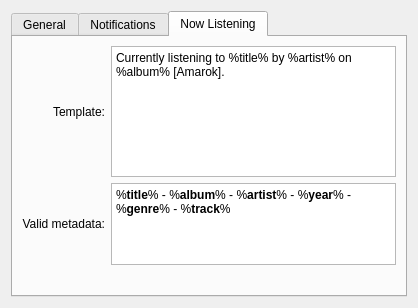
Above: choqok/prefs_base.ui from KDE/choqok before the change. Below: the same form after it.
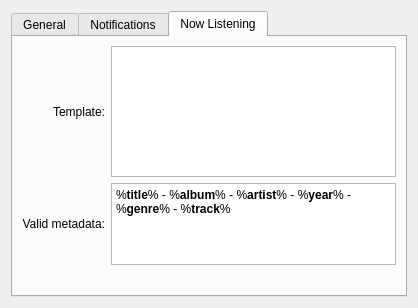
That is the form after the change. The open tabs and pages were chosen to show the change. Custom widgets are drawn as their Qt base class.

Commit message: Add a default text for "Now Listening"

The edit to the form file:
```diff
--- a/choqok/prefs_base.ui
+++ b/choqok/prefs_base.ui
@@ -312,11 +312,11 @@
           <bool>true</bool>
          </property>
          <property name="html">
-          <string notr="true">&lt;!DOCTYPE HTML PUBLIC &quot;-//W3C//DTD HTML 4.0//EN&quot; &quot;http://www.w3.org/TR/REC-html40/strict.dtd&quot;&gt;
+          <string>&lt;!DOCTYPE HTML PUBLIC &quot;-//W3C//DTD HTML 4.0//EN&quot; &quot;http://www.w3.org/TR/REC-html40/strict.dtd&quot;&gt;
 &lt;html&gt;&lt;head&gt;&lt;meta name=&quot;qrichtext&quot; content=&quot;1&quot; /&gt;&lt;style type=&quot;text/css&quot;&gt;
 p, li { white-space: pre-wrap; }
 &lt;/style&gt;&lt;/head&gt;&lt;body style=&quot; font-family:'DejaVu Sans'; font-size:9pt; font-weight:400; font-style:normal;&quot;&gt;
-&lt;p style=&quot; margin-top:0px; margin-bottom:0px; margin-left:0px; margin-right:0px; -qt-block-indent:0; text-indent:0px;&quot;&gt;Currently listening to %title% by %artist% on %album% [Amarok].&lt;/p&gt;&lt;/body&gt;&lt;/html&gt;</string>
+&lt;p style=&quot;-qt-paragraph-type:empty; margin-top:0px; margin-bottom:0px; margin-left:0px; margin-right:0px; -qt-block-indent:0; text-indent:0px;&quot;&gt;&lt;/p&gt;&lt;/body&gt;&lt;/html&gt;</string>
          </property>
          <property name="acceptRichText">
           <bool>false</bool>
```
The commit also changes 1 other file.
